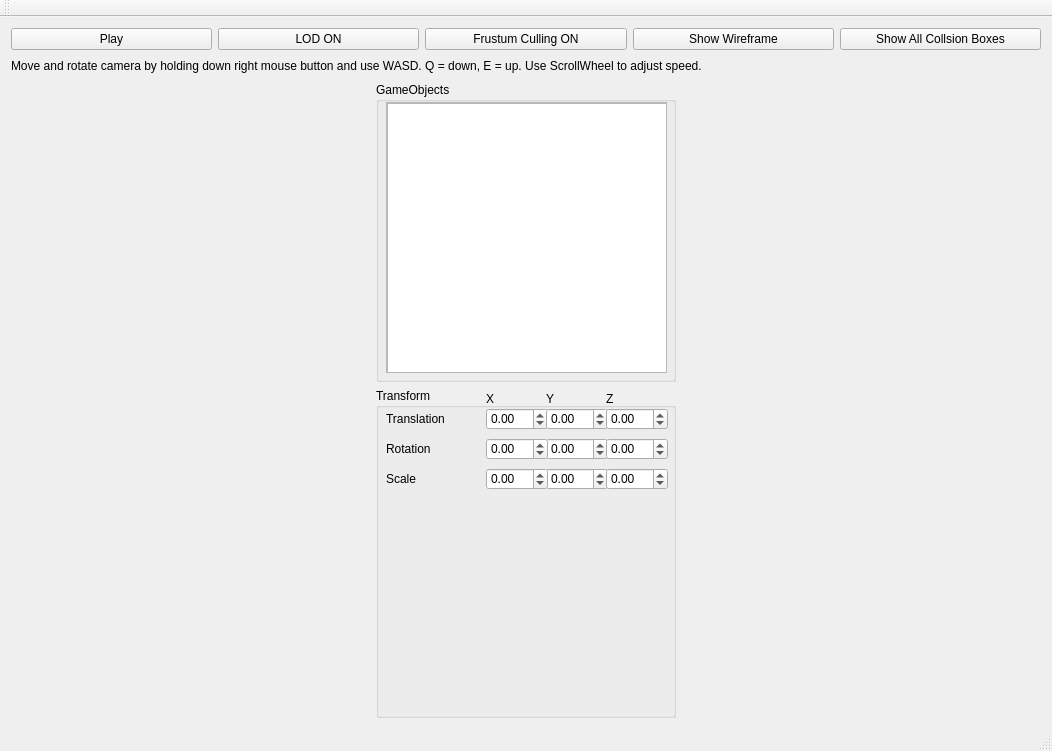
First picture: the form in mainwindow.ui, repository FredrikEik/Game_Engine_Architecture, before the edit.
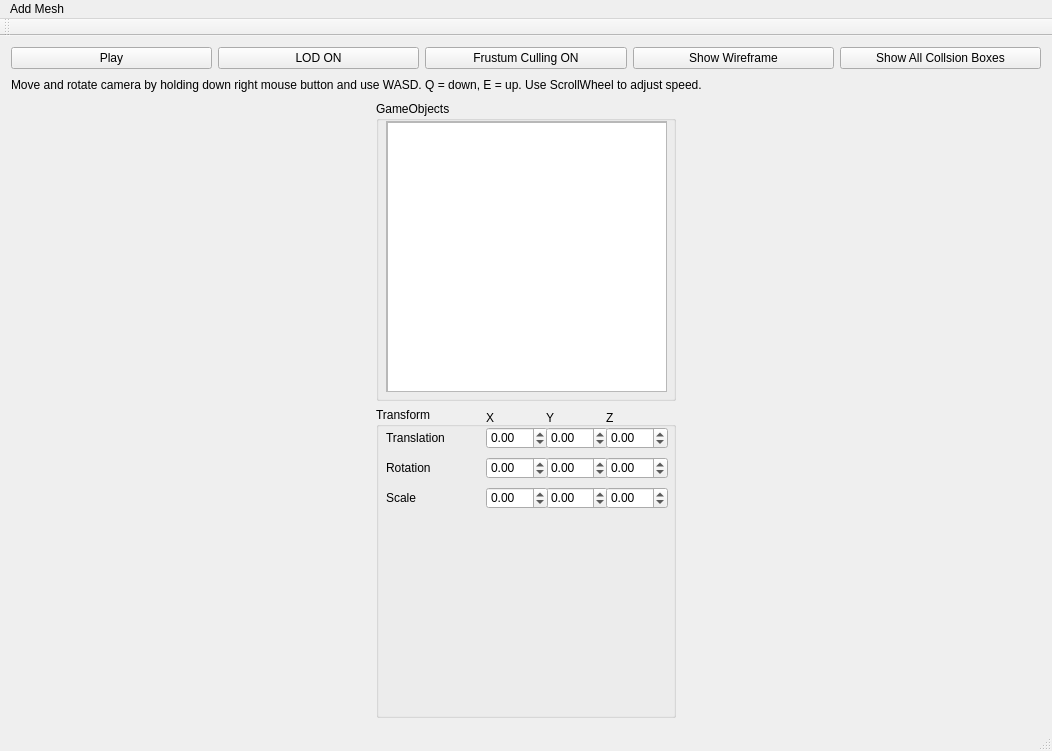
Second picture: the form after the edit.

The edit to the form file:
```diff
--- a/mainwindow.ui
+++ b/mainwindow.ui
@@ -416,6 +416,16 @@
      <height>20</height>
     </rect>
    </property>
+   <widget class="QMenu" name="menuAdd_Mesh">
+    <property name="title">
+     <string>Add Mesh</string>
+    </property>
+    <addaction name="actionCube"/>
+    <addaction name="actionPyramid"/>
+    <addaction name="actionSphere"/>
+    <addaction name="actionSuzanne"/>
+   </widget>
+   <addaction name="menuAdd_Mesh"/>
   </widget>
   <widget class="QToolBar" name="mainToolBar">
    <attribute name="toolBarArea">
```
Left out of the diff: 20 changed lines with no effect on the pictures.
